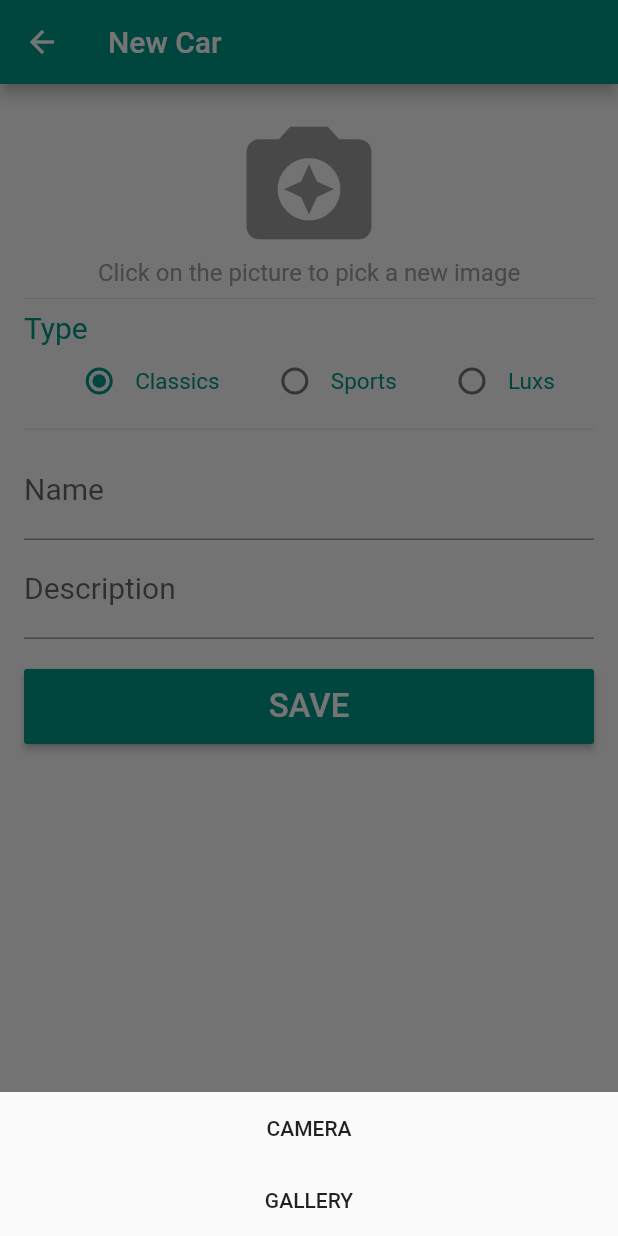
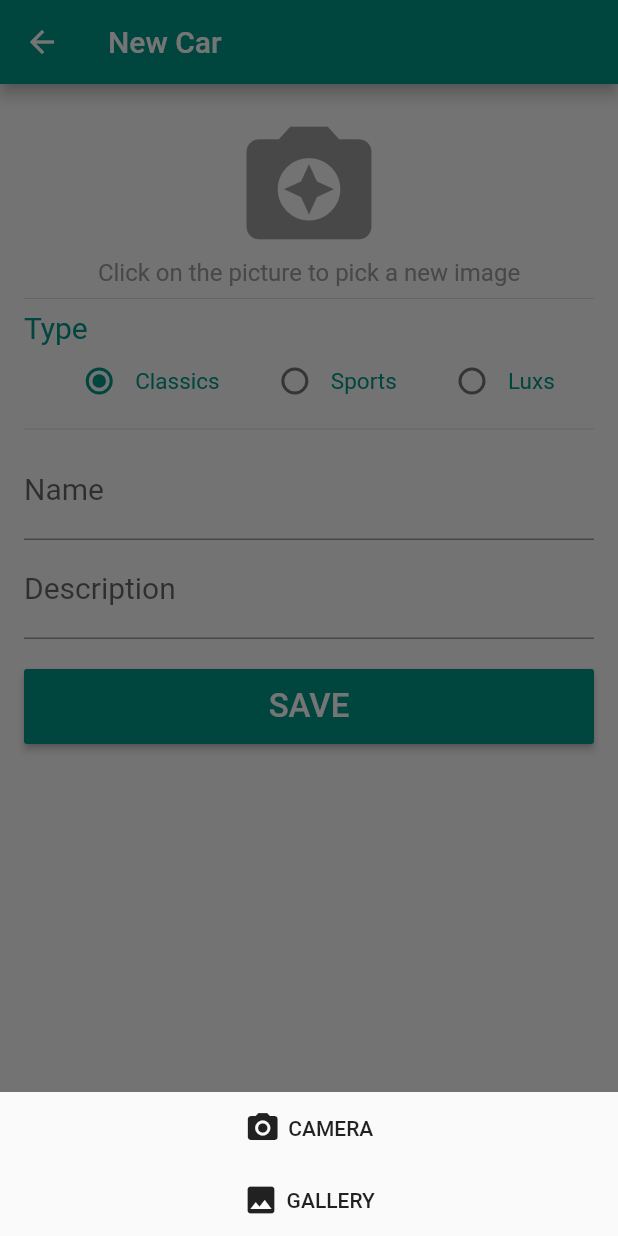
Before and after one commit to luizjacomn/dream_cars, a Flutter app: the CarFormPage screen opened directly, after a tap on the "camera enhance" icon, on a phone screen of 412 x 824 dp. Run offline on Flutter 3.47's test engine with Material 2 defaults, Android fonts, the phone set to English and light mode, and no system bars; our stand-ins replace image_picker, shared_preferences, sqflite; missing offline and left inert: esys_flutter_share; accounts and stored records are empty; network calls fail.

Commit message:
Car image upload

```diff
--- a/lib/src/pages/car_form_page.dart
+++ b/lib/src/pages/car_form_page.dart
@@ -7,7 +7,6 @@ import 'package:dream_cars/src/utils/nav.dart';
 import 'package:dream_cars/src/widgets/image_source_sheet.dart';
 import 'package:flutter/cupertino.dart';
 import 'package:flutter/material.dart';
-import 'package:image_picker/image_picker.dart';
 
 class CarFormPage extends StatefulWidget {
   final Car car;
@@ -93,6 +92,7 @@ class _CarFormPageState extends State<CarFormPage> {
           TextFormField(
             controller: _nameController,
             keyboardType: TextInputType.text,
+            textCapitalization: TextCapitalization.words,
             validator: _validateNome,
             style:
                 TextStyle(color: Theme.of(context).primaryColor, fontSize: 20),
@@ -104,6 +104,7 @@ class _CarFormPageState extends State<CarFormPage> {
           TextFormField(
             controller: _descController,
             keyboardType: TextInputType.text,
+            textCapitalization: TextCapitalization.sentences,
             style: TextStyle(
               color: Theme.of(context).primaryColor,
               fontSize: 20,
@@ -236,7 +237,7 @@ class _CarFormPageState extends State<CarFormPage> {
       _showProgress = true;
     });
 
-    final response = await CarsService.save(c);
+    final response = await CarsService.save(c, imageFile);
     if (response.isOk()) {
       alert(context, "Car saved", response.message,
           callback: () => pop(context));
--- a/lib/src/utils/response.dart
+++ b/lib/src/utils/response.dart
@@ -1,12 +1,14 @@
 class Response {
   final String status;
   final String message;
+  final String url;
 
-  Response(this.status, this.message);
+  Response(this.status, this.message, {this.url});
 
   Response.fromJson(Map<String, dynamic> map)
       : status = map['status'],
-        message = map['msg'];
+        message = map['msg'],
+        url = map['url'];
 
   bool isOk() => status == 'OK';
 }
--- a/lib/src/widgets/image_source_sheet.dart
+++ b/lib/src/widgets/image_source_sheet.dart
@@ -10,17 +10,7 @@ class ImageSourceSheet extends StatelessWidget {
 
   Future<void> _handleImage(BuildContext context, ImageSource source) async {
     File image = await ImagePicker.pickImage(source: source);
-    // if (image != null) {
-    //   File croppedImage = await ImageCropper.cropImage(
-    //     sourcePath: image.path,
-    //     ratioX: 1.0,
-    //     ratioY: 1.0,
-    //     toolbarColor: Theme.of(context).primaryColor,
-    //     toolbarWidgetColor: Colors.blueGrey.shade900,
-    //     toolbarTitle: 'Cut image',
-    //   );
-      onImageSelected(image);
-    // }
+    onImageSelected(image);
   }
 
   @override
@@ -33,14 +23,29 @@ class ImageSourceSheet extends StatelessWidget {
           crossAxisAlignment: CrossAxisAlignment.stretch,
           children: <Widget>[
             FlatButton(
-              child: Text(
-                'Camera'.toUpperCase(),
+              child: Row(
+                mainAxisAlignment: MainAxisAlignment.center,
+                children: <Widget>[
+                  Icon(Icons.camera_alt),
+                  SizedBox(width: 5),
+                  Text(
+                    'Camera'.toUpperCase(),
+                  ),
+                ],
               ),
               onPressed: () => _handleImage(context, ImageSource.camera),
             ),
             FlatButton(
-              child: Text(
-                'Gallery'.toUpperCase(),
+              child: Row(
+                mainAxisAlignment: MainAxisAlignment.center,
+
+                children: <Widget>[
+                  Icon(Icons.image),
+                  SizedBox(width: 5),
+                  Text(
+                    'Gallery'.toUpperCase(),
+                  ),
+                ],
               ),
               onPressed: () => _handleImage(context, ImageSource.gallery),
             ),
--- a/pubspec.yaml
+++ b/pubspec.yaml
@@ -28,7 +28,6 @@ dependencies:
   sqflite: ^1.1.6+1
   esys_flutter_share: ^1.0.1
   image_picker: ^0.6.0+11
-  image_cropper: ^1.0.2
 
 dev_dependencies:
   flutter_test:
```
Also changed, not shown: lib/src/services/cars_service.dart (+29 -1 lines), pubspec.lock.
